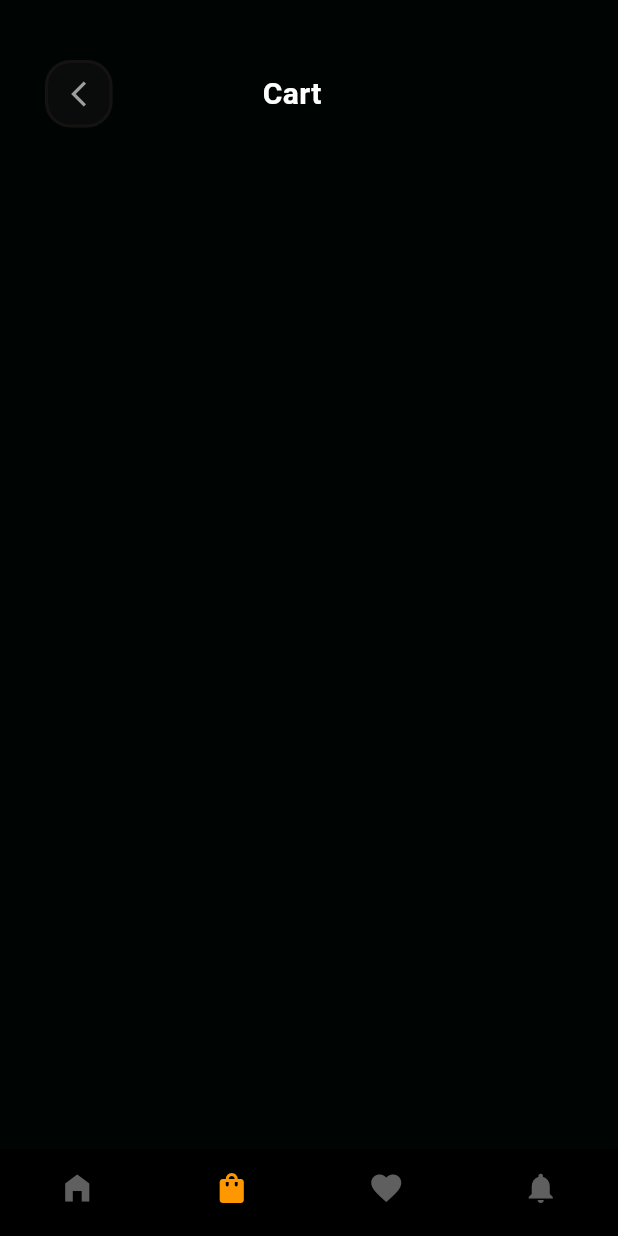
After one commit to Jahid01234/Coffee_App, a Flutter app: the MainBottomNavScreen screen opened directly, item 2 of the bottom bar chosen, on a phone screen of 412 x 824 dp. The commit adds this screen. Run offline on Flutter 3.47's test engine with Material 3 defaults, Android fonts, the phone set to English and light mode, and no system bars; our stand-ins replace animate_do, animated_text_kit, lottie.

Commit message:
- modify some code

```diff
--- /dev/null
+++ b/lib/presentation/screens/cart_screen.dart
@@ -0,0 +1,60 @@
+import 'package:coffee_app_ui/presentation/screens/home_screen.dart';
+import 'package:coffee_app_ui/presentation/widgets/appbar_container.dart';
+import 'package:flutter/material.dart';
+
+class CartScreen extends StatefulWidget {
+  const CartScreen({super.key});
+
+  @override
+  State<CartScreen> createState() => _CartScreenState();
+}
+
+class _CartScreenState extends State<CartScreen> {
+  @override
+  Widget build(BuildContext context) {
+    return  Scaffold(
+      body: Padding(
+        padding: const EdgeInsets.only(top: 40, left: 30, right: 30),
+        child: Column(
+          crossAxisAlignment: CrossAxisAlignment.start,
+          children: [
+            // 1st:- app bar widget.........
+            Row(
+              children: [
+                // Back to page button .....
+                GestureDetector(
+                  onTap: (){
+                    Navigator.push(context, MaterialPageRoute(
+                        builder: (context)=> const HomeScreen(),
+                      ),
+                    );
+                  },
+                  child: const AppBarContainer(
+                    child: Icon(
+                      Icons.arrow_back_ios_new,
+                      color: Colors.grey,
+                      size: 20,
+                    ),
+                  ),
+                ),
+                const SizedBox(width: 100),
+                // Cart Head Line Text.....
+                const Text(
+                  "Cart",
+                  style: TextStyle(
+                      fontSize: 20,
+                      color: Colors.white,
+                      fontWeight: FontWeight.bold,
+                  ),
+                ),
+              ],
+            ),
+            const SizedBox(height: 30),
+
+
+          ],
+        ),
+      ),
+    );
+  }
+}
--- a/lib/presentation/screens/main_botton_nav_screen.dart
+++ b/lib/presentation/screens/main_botton_nav_screen.dart
@@ -1,3 +1,4 @@
+import 'package:coffee_app_ui/presentation/screens/cart_screen.dart';
 import 'package:coffee_app_ui/presentation/screens/home_screen.dart';
 import 'package:flutter/material.dart';
 
@@ -12,9 +13,9 @@ class _MainBottomNavScreenState extends State<MainBottomNavScreen> {
   int _selectedIndex = 0;
   final List<Widget> screens = const [
     HomeScreen(),
-    Center(child: Text("Shop screen")),
-    Center(child: Text("Favourite screen")),
-    Center(child: Text("Notification screen")),
+    CartScreen(),
+    Center(child: Text("Favourite screen",style: TextStyle(color: Colors.grey))),
+    Center(child: Text("Notification screen",style: TextStyle(color: Colors.grey))),
   ];
 
 
```
Also changed, not shown: lib/presentation/screens/login_screen.dart (+4 -3 lines), lib/presentation/screens/product_details_screen.dart (+9 -3 lines), lib/presentation/screens/signup_screen.dart (+4 -3 lines), lib/presentation/widgets/custom_button.dart (deleted, +0 -36 lines).
